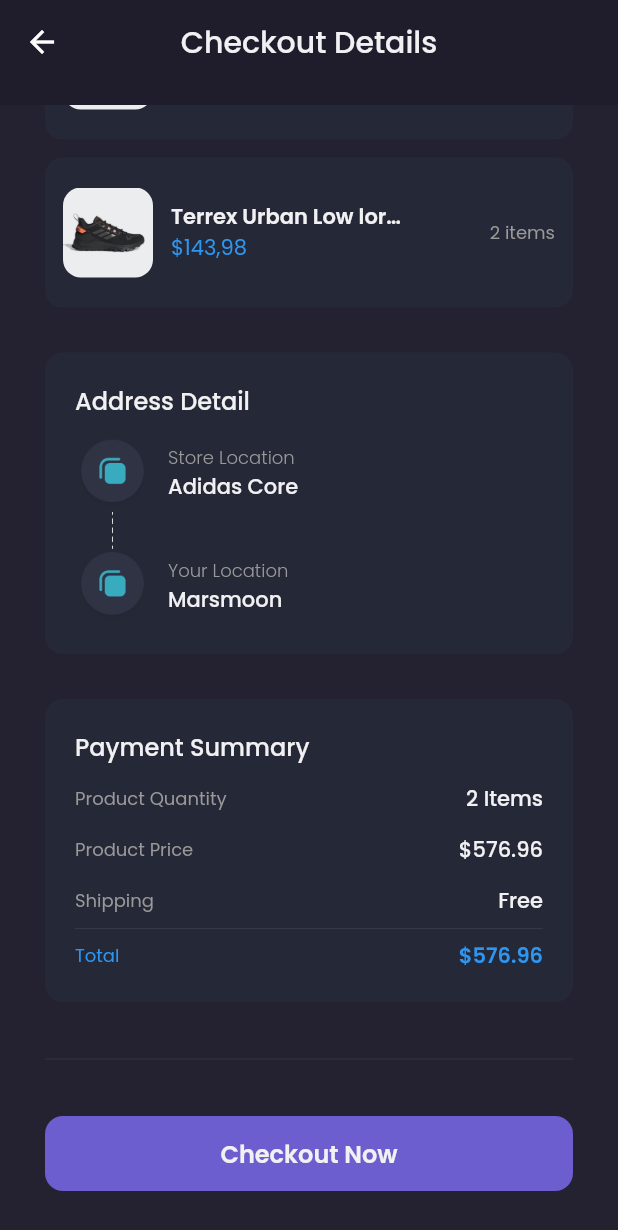
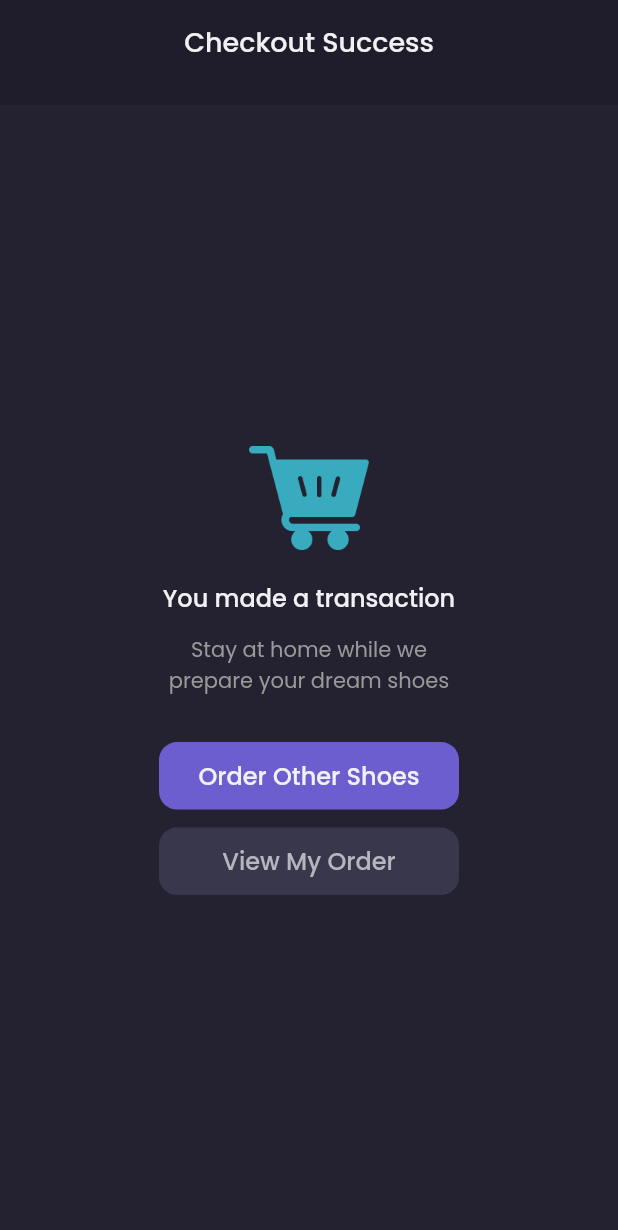
Before and after one commit to rydwan10/fullstack-laravel-flutter-e-commerce, a Flutter app: the CheckoutPage screen opened by its route, scrolled down 255 dp, after a tap on "Checkout Now", on a phone screen of 412 x 824 dp. Shown: the top 1230 px of the screen. Run offline on Flutter 3.47's test engine with Material 2 defaults, Android fonts, the phone set to English and light mode, and no system bars; our stand-ins replace carousel_slider, google_fonts.

Commit message:
Finish checkout success page

```diff
--- a/shamo/lib/main.dart
+++ b/shamo/lib/main.dart
@@ -1,6 +1,7 @@
 import "package:flutter/material.dart";
 import 'package:shamo/pages/cart_page.dart';
 import 'package:shamo/pages/checkout_page.dart';
+import 'package:shamo/pages/checkout_success_page.dart';
 import 'package:shamo/pages/detail_chat_page.dart';
 import 'package:shamo/pages/edit_profle_page.dart';
 import 'package:shamo/pages/home/main_page.dart';
@@ -28,6 +29,7 @@ class MyApp extends StatelessWidget {
         '/product': (context) => ProductPage(),
         '/cart': (context) => CartPage(),
         '/checkout': (context) => CheckoutPage(),
+        '/checkout-success': (context) => CheckoutSuccessPage()
       },
     );
   }
--- a/shamo/lib/pages/checkout_page.dart
+++ b/shamo/lib/pages/checkout_page.dart
@@ -3,6 +3,10 @@ import 'package:shamo/theme.dart';
 import 'package:shamo/widgets/checkout_card.dart';
 
 class CheckoutPage extends StatelessWidget {
+  const CheckoutPage({Key? key}) : super(key: key);
+
+  @override
+  Widget build(BuildContext context) {
     Widget header() {
       return AppBar(
         backgroundColor: backgroundColor1,
@@ -274,7 +278,10 @@ class CheckoutPage extends StatelessWidget {
             height: 50,
             width: double.infinity,
             child: TextButton(
-            onPressed: () {},
+              onPressed: () {
+                Navigator.pushNamedAndRemoveUntil(
+                    context, "/checkout-success", (route) => false);
+              },
               child: Text(
                 "Checkout Now",
                 style: primaryTextStyle.copyWith(
@@ -301,8 +308,6 @@ class CheckoutPage extends StatelessWidget {
       );
     }
 
-  @override
-  Widget build(BuildContext context) {
     return Scaffold(
       backgroundColor: backgroundColor3,
       appBar: PreferredSize(
--- /dev/null
+++ b/shamo/lib/pages/checkout_success_page.dart
@@ -0,0 +1,125 @@
+import 'package:flutter/material.dart';
+import 'package:shamo/theme.dart';
+
+class CheckoutSuccessPage extends StatelessWidget {
+  const CheckoutSuccessPage({Key? key}) : super(key: key);
+
+  @override
+  Widget build(BuildContext context) {
+    Widget header() {
+      return AppBar(
+        centerTitle: true,
+        elevation: 0,
+        backgroundColor: backgroundColor1,
+        title: Text(
+          "Checkout Success",
+          style: primaryTextStyle.copyWith(
+            fontSize: 18,
+            fontWeight: medium,
+          ),
+        ),
+      );
+    }
+
+    Widget content() {
+      return Center(
+        child: Column(
+          mainAxisAlignment: MainAxisAlignment.center,
+          children: [
+            Image.asset(
+              "assets/icon_empty_cart.png",
+              width: 80,
+            ),
+            const SizedBox(
+              height: 20,
+            ),
+            Text(
+              "You made a transaction",
+              style: primaryTextStyle.copyWith(
+                fontSize: 16,
+                fontWeight: medium,
+              ),
+            ),
+            const SizedBox(
+              height: 12,
+            ),
+            Text(
+              "Stay at home while we \nprepare your dream shoes",
+              style: secondaryTextStyle.copyWith(
+                fontSize: 14,
+              ),
+              textAlign: TextAlign.center,
+            ),
+            Container(
+              margin: EdgeInsets.only(top: defaultMargin),
+              width: 200,
+              height: 45,
+              child: TextButton(
+                onPressed: () {
+                  Navigator.pushNamedAndRemoveUntil(
+                      context, "/home", (route) => false);
+                },
+                child: Text(
+                  "Order Other Shoes",
+                  style: primaryTextStyle.copyWith(
+                      fontSize: 16, fontWeight: medium),
+                ),
+                style: TextButton.styleFrom(
+                  backgroundColor: primaryColor,
+                  shape: RoundedRectangleBorder(
+                    borderRadius: BorderRadius.circular(
+                      12,
+                    ),
+                  ),
+                ),
+              ),
+            ),
+            const SizedBox(
+              height: 12,
+            ),
+            Container(
+              width: 200,
+              height: 45,
+              child: TextButton(
+                onPressed: () {},
+                child: Text(
+                  "View My Order",
+                  style: primaryTextStyle.copyWith(
+                    fontSize: 16,
+                    fontWeight: medium,
+                    color: const Color(0xffB7B6BF),
+                  ),
+                ),
+                style: TextButton.styleFrom(
+                  backgroundColor: const Color(0xff39374B),
+                  shape: RoundedRectangleBorder(
+                    borderRadius: BorderRadius.circular(
+                      12,
+                    ),
+                  ),
+                ),
+              ),
+            ),
+          ],
+        ),
+      );
+    }
+
+    return WillPopScope(
+      onWillPop: () async {
+        Navigator.pushNamedAndRemoveUntil(context, "/home", (route) => false);
+        return true;
+      },
+      child: Scaffold(
+        backgroundColor: backgroundColor3,
+        appBar: PreferredSize(
+          preferredSize: const Size.fromHeight(
+            70,
+          ),
+          child: header(),
+        ),
+        body: content(),
+      ),
+    );
+  }
+}
```
Lines whose indentation alone changed are shown as unchanged.
